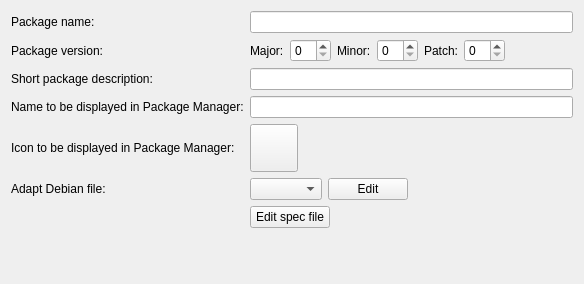
Qt form src/plugins/remotelinux/maemopackagecreationwidget.ui (qt-creator/qt-creator) before a commit.
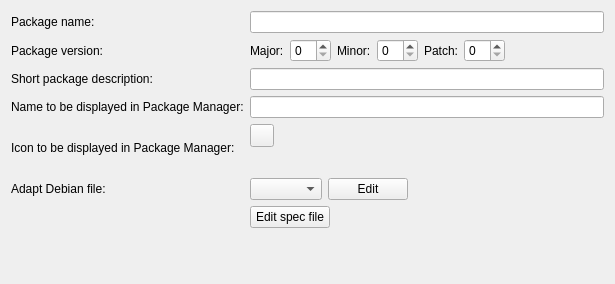
The same form after that commit.

What changed in the file:
```diff
--- a/src/plugins/remotelinux/maemopackagecreationwidget.ui
+++ b/src/plugins/remotelinux/maemopackagecreationwidget.ui
@@ -6,7 +6,7 @@
    <rect>
     <x>0</x>
     <y>0</y>
-    <width>584</width>
+    <width>615</width>
     <height>284</height>
    </rect>
   </property>
@@ -191,18 +191,6 @@
       <layout class="QHBoxLayout" name="horizontalLayout_3">
        <item>
         <widget class="QToolButton" name="packageManagerIconButton">
-         <property name="minimumSize">
-          <size>
-           <width>48</width>
-           <height>48</height>
-          </size>
-         </property>
-         <property name="maximumSize">
-          <size>
-           <width>48</width>
-           <height>48</height>
-          </size>
-         </property>
          <property name="toolTip">
           <string>Size is 48x48 pixels</string>
          </property>
```
Left out of the diff: 2 changed lines with no effect on the pictures.
